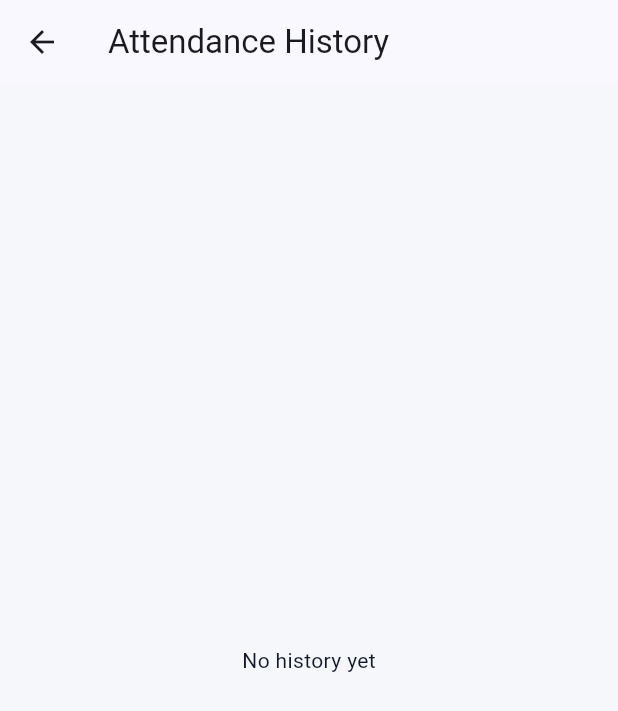
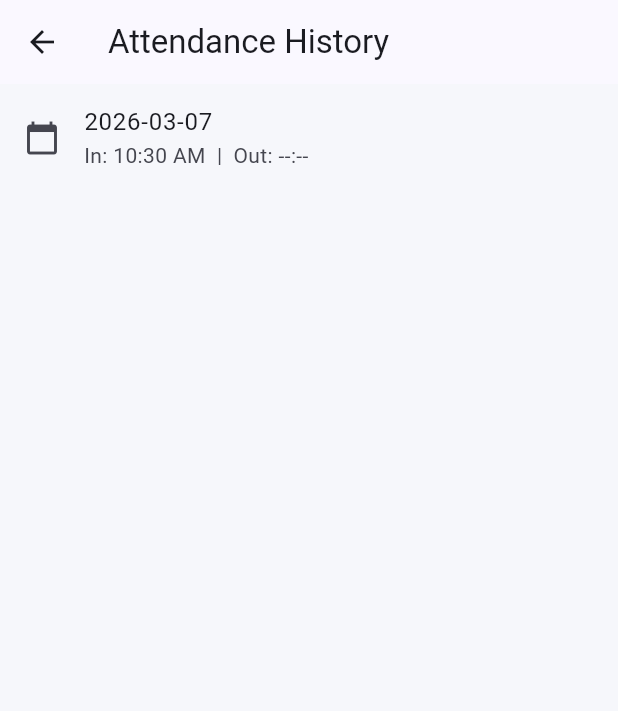
Before and after one commit to wealthydonald1/GAD, a Flutter app: the ClockInOutScreen screen opened by its route, after a tap on "Clock In", after a tap on "View History", on a phone screen of 412 x 824 dp. Shown: the top 711 px of the screen. Run offline on Flutter 3.47's test engine with Material 3 defaults, Android fonts, the phone set to English and light mode, and no system bars; our stand-ins replace geolocator, local_auth, percent_indicator, shared_preferences; accounts and stored records are empty.

Commit message:
Add biometric attendance system with persistent history and attendance service

```diff
--- a/lib/core/services/attendance_service.dart
+++ b/lib/core/services/attendance_service.dart
@@ -1,89 +1,25 @@
 import 'dart:convert';
 import 'package:shared_preferences/shared_preferences.dart';
+import '../../features/attendance/domain/attendance_record.dart';
 
-class AttendanceEntry {
-  final String date; // e.g. 2026-03-05
-  final String inTime; // e.g. 8:30 AM
-  final String outTime; // e.g. 5:30 PM
+class AttendanceService {
+  static const _key = 'attendance_history';
 
-  AttendanceEntry({
-    required this.date,
-    required this.inTime,
-    required this.outTime,
-  });
+  Future<List<AttendanceRecord>> getHistory() async {
+    final prefs = await SharedPreferences.getInstance();
 
-  Map<String, dynamic> toJson() => {
-        'date': date,
-        'in': inTime,
-        'out': outTime,
-      };
+    final raw = prefs.getStringList(_key) ?? [];
 
-  factory AttendanceEntry.fromJson(Map<String, dynamic> json) {
-    return AttendanceEntry(
-      date: (json['date'] ?? '').toString(),
-      inTime: (json['in'] ?? '--:--').toString(),
-      outTime: (json['out'] ?? '--:--').toString(),
-    );
+    return raw.map((e) => AttendanceRecord.fromJson(jsonDecode(e))).toList();
+  }
+
+  Future<void> saveRecord(AttendanceRecord record) async {
+    final prefs = await SharedPreferences.getInstance();
+
+    final raw = prefs.getStringList(_key) ?? [];
+
+    raw.add(jsonEncode(record.toJson()));
+
+    await prefs.setStringList(_key, raw);
   }
 }
-
-class AttendanceState {
-  final bool isClockedIn;
-  final String? inTime;
-  final String? outTime;
-  final String breakTime;
-
-  AttendanceState({
-    required this.isClockedIn,
-    required this.inTime,
-    required this.outTime,
-    required this.breakTime,
-  });
-}
-
-class AttendanceService {
-  static const _kIsClockedIn = 'attendance_isClockedIn';
-  static const _kInTime = 'attendance_inTime';
-  static const _kOutTime = 'attendance_outTime';
-  static const _kBreak = 'attendance_break';
-  static const _kHistory = 'attendance_history_v1';
-
-  Future<AttendanceState> load() async {
-    final prefs = await SharedPreferences.getInstance();
-    return AttendanceState(
-      isClockedIn: prefs.getBool(_kIsClockedIn) ?? false,
-      inTime: prefs.getString(_kInTime),
-      outTime: prefs.getString(_kOutTime),
-      breakTime: prefs.getString(_kBreak) ?? '1 hr',
-    );
-  }
-
-  Future<void> saveState({
-    required bool isClockedIn,
-    String? inTime,
-    String? outTime,
-    String? breakTime,
-  }) async {
-    final prefs = await SharedPreferences.getInstance();
-    await prefs.setBool(_kIsClockedIn, isClockedIn);
-
-    if (inTime != null) await prefs.setString(_kInTime, inTime);
-    if (outTime != null) await prefs.setString(_kOutTime, outTime);
-    if (breakTime != null) await prefs.setString(_kBreak, breakTime);
-  }
-
-  Future<List<AttendanceEntry>> loadHistory() async {
-    final prefs = await SharedPreferences.getInstance();
-    final raw = prefs.getString(_kHistory);
-    if (raw == null || raw.isEmpty) return [];
-    final list = (jsonDecode(raw) as List).cast<Map<String, dynamic>>();
-    return list.map(AttendanceEntry.fromJson).toList();
-  }
-
-  Future<void> addHistoryEntry(AttendanceEntry entry) async {
-    final prefs = await SharedPreferences.getInstance();
-    final history = await loadHistory();
-    history.insert(0, entry); // newest first
-    await prefs.setString(_kHistory, jsonEncode(history.map((e) => e.toJson()).toList()));
-  }
-}
--- /dev/null
+++ b/lib/features/attendance/domain/attendance_record.dart
@@ -0,0 +1,27 @@
+class AttendanceRecord {
+  final String date;
+  final String clockIn;
+  final String clockOut;
+
+  AttendanceRecord({
+    required this.date,
+    required this.clockIn,
+    required this.clockOut,
+  });
+
+  Map<String, dynamic> toJson() {
+    return {
+      'date': date,
+      'clockIn': clockIn,
+      'clockOut': clockOut,
+    };
+  }
+
+  factory AttendanceRecord.fromJson(Map<String, dynamic> json) {
+    return AttendanceRecord(
+      date: json['date'],
+      clockIn: json['clockIn'],
+      clockOut: json['clockOut'],
+    );
+  }
+}
--- a/lib/features/attendance/presentation/clock_in_out_screen.dart
+++ b/lib/features/attendance/presentation/clock_in_out_screen.dart
@@ -3,8 +3,11 @@ import 'package:gad/core/services/biometric_service.dart';
 import 'package:gad/shared/widgets/custom_button.dart';
 import 'package:gad/shared/widgets/app_card.dart';
 
+import '../../../core/services/attendance_service.dart';
+import '../domain/attendance_record.dart';
+
 class ClockInOutScreen extends StatefulWidget {
-  const ClockInOutScreen({Key? key}) : super(key: key);
+  const ClockInOutScreen({super.key});
 
   @override
   State<ClockInOutScreen> createState() => _ClockInOutScreenState();
@@ -12,6 +15,7 @@ class ClockInOutScreen extends StatefulWidget {
 
 class _ClockInOutScreenState extends State<ClockInOutScreen> {
   final _biometrics = BiometricService();
+  final AttendanceService _service = AttendanceService();
 
   bool isClockedIn = false;
   String? inTime;
@@ -29,23 +33,28 @@ class _ClockInOutScreenState extends State<ClockInOutScreen> {
     if (!mounted) return;
 
     if (!canAuth) {
-      // If biometrics not available, still allow action (so the app remains usable)
       _toggleClock();
+      await _saveRecord();
       setState(() => _busy = false);
+
       ScaffoldMessenger.of(context).showSnackBar(
-        const SnackBar(content: Text('Biometrics not available — clock updated')),
+        const SnackBar(
+            content: Text('Biometrics not available — clock updated')),
       );
       return;
     }
 
     final ok = await _biometrics.authenticate(
-      reason: isClockedIn ? 'Authenticate to clock out' : 'Authenticate to clock in',
+      reason: isClockedIn
+          ? 'Authenticate to clock out'
+          : 'Authenticate to clock in',
     );
 
     if (!mounted) return;
 
     if (ok) {
       _toggleClock();
+      await _saveRecord();
     } else {
       ScaffoldMessenger.of(context).showSnackBar(
         const SnackBar(content: Text('Authentication cancelled')),
@@ -58,13 +67,25 @@ class _ClockInOutScreenState extends State<ClockInOutScreen> {
   void _toggleClock() {
     setState(() {
       isClockedIn = !isClockedIn;
+
       final now = TimeOfDay.now().format(context);
+
       if (isClockedIn) {
         inTime = now;
       } else {
         outTime = now;
       }
     });
+  }
+
+  Future<void> _saveRecord() async {
+    await _service.saveRecord(
+      AttendanceRecord(
+        date: DateTime.now().toString().split(' ')[0],
+        clockIn: inTime ?? '--:--',
+        clockOut: outTime ?? '--:--',
+      ),
+    );
   }
 
   @override
@@ -87,7 +108,8 @@ class _ClockInOutScreenState extends State<ClockInOutScreen> {
                     const SizedBox(height: 8),
                     Text(
                       TimeOfDay.now().format(context),
-                      style: const TextStyle(fontSize: 48, fontWeight: FontWeight.bold),
+                      style: const TextStyle(
+                          fontSize: 48, fontWeight: FontWeight.bold),
                     ),
                   ],
                 ),
@@ -100,16 +122,19 @@ class _ClockInOutScreenState extends State<ClockInOutScreen> {
                   Row(
                     mainAxisAlignment: MainAxisAlignment.spaceBetween,
                     children: [
-                      const Text('Status', style: TextStyle(fontWeight: FontWeight.bold)),
+                      const Text('Status',
+                          style: TextStyle(fontWeight: FontWeight.bold)),
                       Container(
-                        padding: const EdgeInsets.symmetric(horizontal: 8, vertical: 4),
+                        padding: const EdgeInsets.symmetric(
+                            horizontal: 8, vertical: 4),
                         decoration: BoxDecoration(
                           color: isClockedIn ? Colors.green : Colors.red,
                           borderRadius: BorderRadius.circular(12),
                         ),
                         child: Text(
                           isClockedIn ? 'Clocked In' : 'Not Clocked In',
-                          style: const TextStyle(color: Colors.white, fontSize: 12),
+                          style: const TextStyle(
+                              color: Colors.white, fontSize: 12),
                         ),
                       ),
                     ],
@@ -128,13 +153,16 @@ class _ClockInOutScreenState extends State<ClockInOutScreen> {
             ),
             const SizedBox(height: 24),
             CustomButton(
-              text: _busy ? 'Please wait...' : (isClockedIn ? 'Clock Out' : 'Clock In'),
+              text: _busy
+                  ? 'Please wait...'
+                  : (isClockedIn ? 'Clock Out' : 'Clock In'),
               onPressed: _busy ? () {} : _handleClock,
               icon: Icons.fingerprint,
             ),
             const SizedBox(height: 16),
             TextButton(
-              onPressed: () => Navigator.pushNamed(context, '/attendance/history'),
+              onPressed: () =>
+                  Navigator.pushNamed(context, '/attendance/history'),
               child: const Text('View History'),
             ),
           ],
@@ -148,7 +176,8 @@ class _ClockInOutScreenState extends State<ClockInOutScreen> {
       children: [
         Text(label, style: const TextStyle(fontSize: 12, color: Colors.grey)),
         const SizedBox(height: 4),
-        Text(value, style: const TextStyle(fontSize: 16, fontWeight: FontWeight.bold)),
+        Text(value,
+            style: const TextStyle(fontSize: 16, fontWeight: FontWeight.bold)),
       ],
     );
   }
--- a/lib/features/attendance/presentation/history_screen.dart
+++ b/lib/features/attendance/presentation/history_screen.dart
@@ -1,17 +1,17 @@
 import 'package:flutter/material.dart';
-import 'package:gad/core/services/attendance_service.dart';
+import '../../../core/services/attendance_service.dart';
+import '../domain/attendance_record.dart';
 
 class HistoryScreen extends StatefulWidget {
-  const HistoryScreen({Key? key}) : super(key: key);
+  const HistoryScreen({super.key});
 
   @override
   State<HistoryScreen> createState() => _HistoryScreenState();
 }
 
 class _HistoryScreenState extends State<HistoryScreen> {
-  final _attendance = AttendanceService();
-  bool _loading = true;
-  List<AttendanceEntry> _history = [];
+  final AttendanceService _service = AttendanceService();
+  List<AttendanceRecord> _history = [];
 
   @override
   void initState() {
@@ -20,11 +20,9 @@ class _HistoryScreenState extends State<HistoryScreen> {
   }
 
   Future<void> _load() async {
-    final list = await _attendance.loadHistory();
-    if (!mounted) return;
+    final data = await _service.getHistory();
     setState(() {
-      _history = list;
-      _loading = false;
+      _history = data;
     });
   }
 
@@ -32,22 +30,22 @@ class _HistoryScreenState extends State<HistoryScreen> {
   Widget build(BuildContext context) {
     return Scaffold(
       appBar: AppBar(title: const Text('Attendance History')),
-      body: _loading
-          ? const Center(child: CircularProgressIndicator())
-          : (_history.isEmpty
-              ? const Center(child: Text('No history yet'))
-              : ListView.separated(
-                  padding: const EdgeInsets.all(16),
-                  itemCount: _history.length,
-                  separatorBuilder: (_, __) => const Divider(),
-                  itemBuilder: (context, index) {
-                    final item = _history[index];
-                    return ListTile(
-                      title: Text(item.date),
-                      subtitle: Text('${item.inTime} - ${item.outTime}'),
-                    );
-                  },
-                )),
+      body: _history.isEmpty
+          ? const Center(child: Text('No attendance records yet'))
+          : ListView.builder(
+              itemCount: _history.length,
+              itemBuilder: (context, index) {
+                final record = _history[index];
+
+                return ListTile(
+                  leading: const Icon(Icons.calendar_today),
+                  title: Text(record.date),
+                  subtitle: Text(
+                    'In: ${record.clockIn}  |  Out: ${record.clockOut}',
+                  ),
+                );
+              },
+            ),
     );
   }
 }
--- a/pubspec.yaml
+++ b/pubspec.yaml
@@ -11,6 +11,7 @@ dependencies:
     sdk: flutter
   shared_preferences: ^2.2.3
   local_auth: ^2.2.0
+  geolocator: ^10.1.0
 
   # UI
   percent_indicator: ^4.2.3
```
Also changed, not shown: lib/core/services/location_service.dart (added, +40 -0 lines), pubspec.lock, 8 other files.
